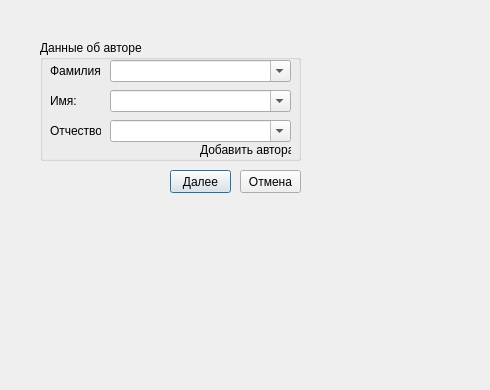
Above: src/addbookdialog.ui from libjournaldev/libjournal before the change. Below: the same form after it.
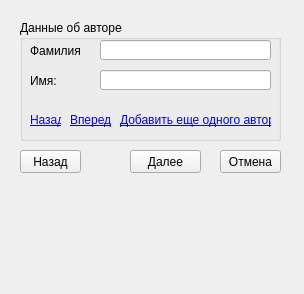
That is the form after the change.

The edit to the form file:
```diff
--- a/src/addbookdialog.ui
+++ b/src/addbookdialog.ui
@@ -6,8 +6,8 @@
    <rect>
     <x>0</x>
     <y>0</y>
-    <width>490</width>
-    <height>390</height>
+    <width>304</width>
+    <height>294</height>
    </rect>
   </property>
   <property name="acceptDrops">
@@ -19,10 +19,10 @@
   <widget class="QStackedWidget" name="stackedWidget">
    <property name="geometry">
     <rect>
-     <x>30</x>
-     <y>30</y>
+     <x>10</x>
+     <y>10</y>
      <width>281</width>
-     <height>171</height>
+     <height>141</height>
     </rect>
    </property>
    <property name="currentIndex">
@@ -45,16 +45,29 @@
       <property name="geometry">
        <rect>
         <x>10</x>
-        <y>20</y>
-        <width>51</width>
-        <height>21</height>
+        <y>90</y>
+        <width>31</width>
+        <height>20</height>
        </rect>
       </property>
       <property name="text">
-       <string>Фамилия:</string>
+       <string>&lt;a href=&quot;google.com&quot;&gt;Назад&lt;/a&gt;</string>
       </property>
      </widget>
-     <widget class="QLabel" name="label_2">
+     <widget class="QLabel" name="labelAddNewAuthor">
+      <property name="geometry">
+       <rect>
+        <x>100</x>
+        <y>90</y>
+        <width>151</width>
+        <height>20</height>
+       </rect>
+      </property>
+      <property name="text">
+       <string>&lt;a href=&quot;google.com&quot;&gt;Добавить еще одного автора&lt;/a&gt;</string>
+      </property>
+     </widget>
+     <widget class="QLabel" name="labelName">
       <property name="geometry">
        <rect>
         <x>10</x>
@@ -67,97 +80,55 @@
        <string>Имя:</string>
       </property>
      </widget>
-     <widget class="QLabel" name="label_3">
+     <widget class="QLabel" name="labelSurname">
+      <property name="enabled">
+       <bool>true</bool>
+      </property>
       <property name="geometry">
        <rect>
         <x>10</x>
-        <y>80</y>
+        <y>20</y>
         <width>51</width>
         <height>21</height>
        </rect>
       </property>
       <property name="text">
-       <string>Отчество:</string>
+       <string>Фамилия:</string>
       </property>
      </widget>
      <widget class="QLabel" name="label_7">
       <property name="geometry">
        <rect>
-        <x>160</x>
-        <y>100</y>
-        <width>91</width>
+        <x>50</x>
+        <y>90</y>
+        <width>41</width>
         <height>20</height>
        </rect>
       </property>
       <property name="text">
-       <string>Добавить автора</string>
+       <string>&lt;a href=&quot;google.com&quot;&gt;Вперед&lt;/a&gt;</string>
       </property>
      </widget>
-     <widget class="QComboBox" name="comboBox_2">
+     <widget class="QLineEdit" name="editBookAuthorSurname">
       <property name="geometry">
        <rect>
-        <x>70</x>
+        <x>80</x>
         <y>20</y>
-        <width>181</width>
-        <height>22</height>
+        <width>171</width>
+        <height>20</height>
        </rect>
       </property>
-      <property name="editable">
-       <bool>true</bool>
-      </property>
      </widget>
-     <widget class="QComboBox" name="comboBox_3">
+     <widget class="QLineEdit" name="editBookAuthorName">
       <property name="geometry">
        <rect>
-        <x>70</x>
+        <x>80</x>
         <y>50</y>
-        <width>181</width>
-        <height>22</height>
+        <width>171</width>
+        <height>20</height>
        </rect>
       </property>
-      <property name="editable">
-       <bool>true</bool>
-      </property>
      </widget>
-     <widget class="QComboBox" name="comboBox_4">
-      <property name="geometry">
-       <rect>
-        <x>70</x>
-        <y>80</y>
-        <width>181</width>
-        <height>22</height>
-       </rect>
-      </property>
-      <property name="editable">
-       <bool>true</bool>
-      </property>
-     </widget>
-    </widget>
-    <widget class="QPushButton" name="pushButton">
-     <property name="geometry">
-      <rect>
-       <x>140</x>
-       <y>140</y>
-       <width>61</width>
-       <height>23</height>
-      </rect>
-     </property>
-     <property name="text">
-      <string>Далее</string>
-     </property>
-    </widget>
-    <widget class="QPushButton" name="pushButton_2">
-     <property name="geometry">
-      <rect>
-       <x>210</x>
-       <y>140</y>
-       <width>61</width>
-       <height>23</height>
-      </rect>
-     </property>
-     <property name="text">
-      <string>Отмена</string>
-     </property>
     </widget>
    </widget>
    <widget class="QWidget" name="page_2">
@@ -411,6 +382,50 @@
     </widget>
    </widget>
   </widget>
+  <widget class="QPushButton" name="backButton">
+   <property name="geometry">
+    <rect>
+     <x>20</x>
+     <y>150</y>
+     <width>61</width>
+     <height>23</height>
+    </rect>
+   </property>
+   <property name="text">
+    <string>Назад</string>
+   </property>
+  </widget>
+  <widget class="QPushButton" name="nextButton">
+   <property name="geometry">
+    <rect>
+     <x>130</x>
+     <y>150</y>
+     <width>71</width>
+     <height>23</height>
+    </rect>
+   </property>
+   <property name="text">
+    <string>Далее</string>
+   </property>
+  </widget>
+  <widget class="QPushButton" name="cancelButton">
+   <property name="geometry">
+    <rect>
+     <x>220</x>
+     <y>150</y>
+     <width>61</width>
+     <height>23</height>
+    </rect>
+   </property>
+   <property name="text">
+    <string>Отмена</string>
+   </property>
+  </widget>
+  <zorder>stackedWidget</zorder>
+  <zorder>backButton</zorder>
+  <zorder>nextButton</zorder>
+  <zorder>cancelButton</zorder>
+  <zorder>groupBox_4</zorder>
  </widget>
  <resources/>
  <connections/>
```
Left out of the diff: 169 changed lines with no effect on the pictures.
